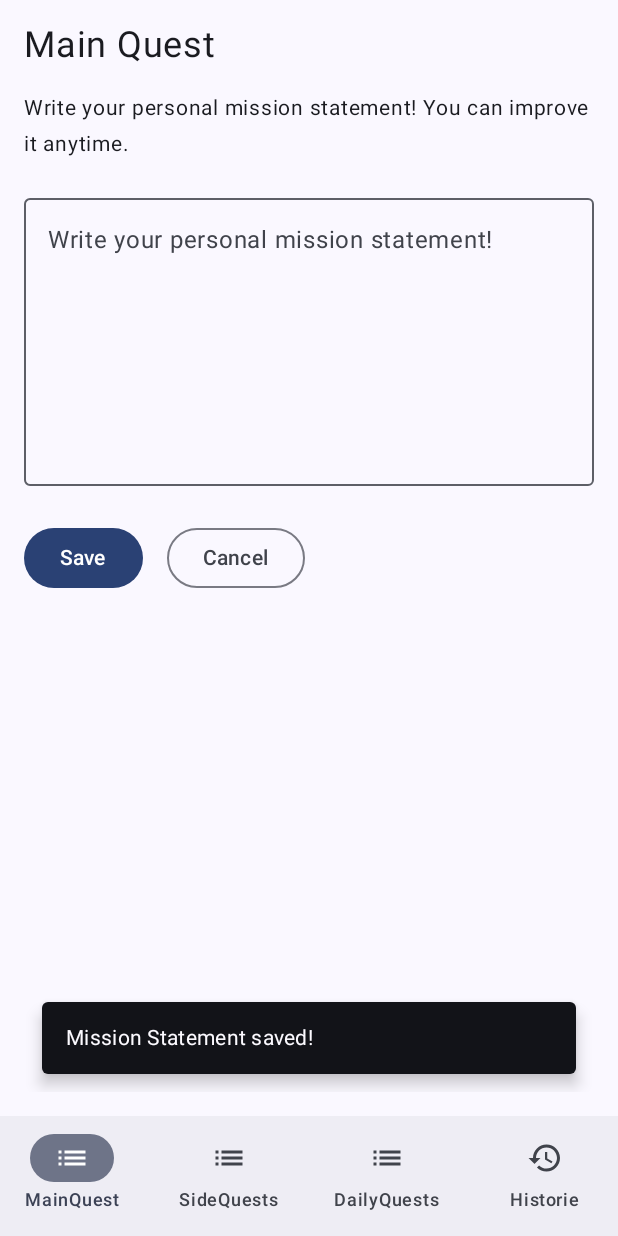
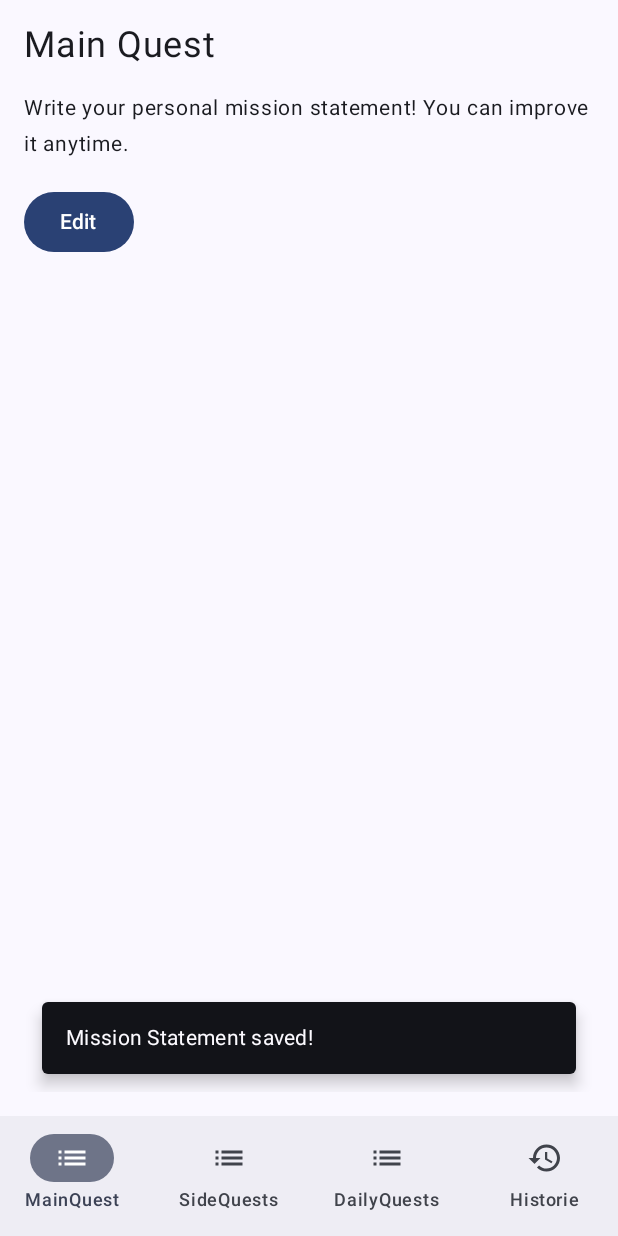
Before and after one commit to ritheus/mainquest, an Android app built with Jetpack Compose: the screen it shows after launch (MainActivity), after a tap on "Save", on a phone screen of 412 x 824 dp. Run offline under Robolectric (Android 15) with nearby library versions, the phone set to English and light mode, and no system bars; 1 other tap on this screen came first.

Commit message:
edit missioninputfield

```diff
--- a/app/src/main/java/com/mainquest/app/ui/screen/MainQuestScreen.kt
+++ b/app/src/main/java/com/mainquest/app/ui/screen/MainQuestScreen.kt
@@ -17,8 +17,11 @@ import androidx.compose.material3.SnackbarHostState
 import androidx.compose.material3.Text
 import androidx.compose.runtime.Composable
 import androidx.compose.runtime.collectAsState
+import androidx.compose.runtime.getValue
+import androidx.compose.runtime.mutableStateOf
 import androidx.compose.runtime.remember
 import androidx.compose.runtime.rememberCoroutineScope
+import androidx.compose.runtime.setValue
 import androidx.compose.ui.Modifier
 import androidx.compose.ui.res.stringResource
 import androidx.compose.ui.unit.dp
@@ -33,6 +36,7 @@ fun MainQuestScreen(viewModel: MainQuestViewModel = viewModel()) {
     val savedText = viewModel.savedMissionText.collectAsState().value
     val snackbarHostState = remember { SnackbarHostState() }
     val scope = rememberCoroutineScope()
+    var isEditing by remember { mutableStateOf(false) }
 
     Scaffold(
         snackbarHost = { SnackbarHost(hostState = snackbarHostState) },
@@ -56,6 +60,13 @@ fun MainQuestScreen(viewModel: MainQuestViewModel = viewModel()) {
                     .padding(bottom = 16.dp)
             )
 
+            if (!isEditing) {
+                Button(onClick = { isEditing = true }) {
+                    Text(stringResource(R.string.edit))
+                }
+            }
+
+            if (isEditing) {
                 MissionInputField(
                     value = editableText,
                     onValueChange = { viewModel.updateText(it) }
@@ -67,6 +78,7 @@ fun MainQuestScreen(viewModel: MainQuestViewModel = viewModel()) {
                     val savedMessage = stringResource(R.string.snackbar_saved)
                     Button(onClick = {
                         viewModel.save()
+                        isEditing = false
                         scope.launch {
                             snackbarHostState.showSnackbar(message = savedMessage)
                         }
@@ -76,8 +88,10 @@ fun MainQuestScreen(viewModel: MainQuestViewModel = viewModel()) {
 
                     OutlinedButton(onClick = {
                         viewModel.cancelEdit()
+                        isEditing = false
                     }) {
                         Text(stringResource(R.string.cancel))
+                    }
                 }
             }
         }
--- a/app/src/main/res/values/strings.xml
+++ b/app/src/main/res/values/strings.xml
@@ -12,4 +12,5 @@
     <string name="daily_quests_title">Daily Quests</string>
     <string name="character_title">Character Sheet</string>
     <string name="no_mission_statement_placeholder">Write your personal mission statement! You can improve it anytime.</string>
+    <string name="edit">Edit</string>
 </resources>
```
Lines whose indentation alone changed are shown as unchanged.
